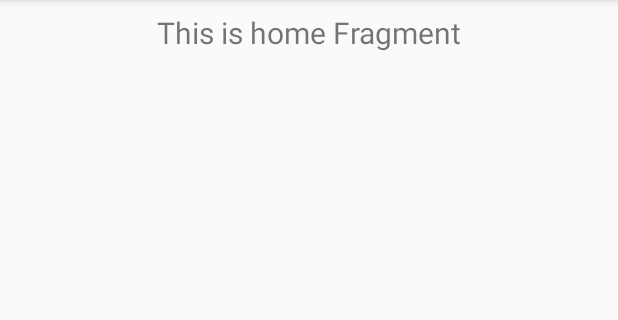
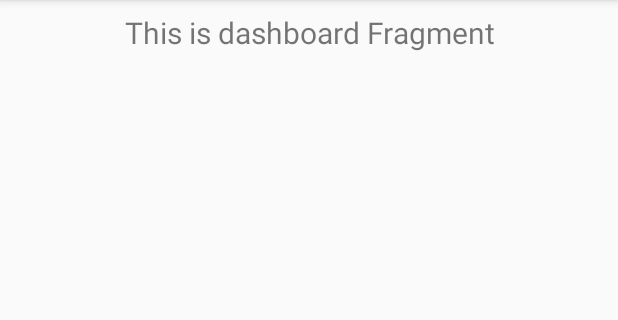
Before and after one commit to JoeRakhimov/SmartExpensesAndroid, an Android app: the fragment DashboardFragment shown on its own in the app's theme, on a phone screen of 412 x 824 dp, the part 84-404 px from its top. Run offline under Robolectric (Android 15) with nearby library versions, the phone set to English and light mode, and no system bars.

Commit message:
commit before starting navigation

```diff
--- a/app/src/main/AndroidManifest.xml
+++ b/app/src/main/AndroidManifest.xml
@@ -15,10 +15,14 @@
             android:label="@string/app_name"
             android:screenOrientation="portrait"
             android:theme="@style/AppTheme.NoActionBar">
+
             <intent-filter>
                 <action android:name="android.intent.action.MAIN" />
                 <category android:name="android.intent.category.LAUNCHER" />
             </intent-filter>
+
+            <nav-graph android:value="@navigation/auth_navigation" />
+
         </activity>
         <activity
             android:name=".screen.signin.SignInActivity"
@@ -27,7 +31,7 @@
         <activity android:name=".screen.signup.SignUpActivity"
             android:label="@string/register">
         </activity>
-        <activity android:name=".main.MainActivity" />
+        <activity android:name="com.joerakhimov.smartexpenses.screen.main.MainActivity" />
     </application>
 
 </manifest>
--- a/app/src/main/java/com/joerakhimov/smartexpenses/screen/launcher/LauncherActivity.kt
+++ b/app/src/main/java/com/joerakhimov/smartexpenses/screen/launcher/LauncherActivity.kt
@@ -4,7 +4,6 @@ import android.content.Intent
 import androidx.appcompat.app.AppCompatActivity
 import android.os.Bundle
 import com.joerakhimov.smartexpenses.R
-import com.joerakhimov.smartexpenses.main.MainActivity
 import com.joerakhimov.smartexpenses.screen.signin.SignInActivity
 import com.joerakhimov.smartexpenses.screen.signup.SignUpActivity
 import kotlinx.android.synthetic.main.activity_launcher.*
--- a/app/src/main/java/com/joerakhimov/smartexpenses/main/MainActivity.kt
+++ b/app/src/main/java/com/joerakhimov/smartexpenses/screen/main/MainActivity.kt
@@ -1,11 +1,10 @@
-package com.joerakhimov.smartexpenses.main
+package com.joerakhimov.smartexpenses.screen.main
 
 import android.os.Bundle
 import com.google.android.material.bottomnavigation.BottomNavigationView
 import androidx.appcompat.app.AppCompatActivity
 import androidx.navigation.findNavController
 import androidx.navigation.ui.AppBarConfiguration
-import androidx.navigation.ui.setupActionBarWithNavController
 import androidx.navigation.ui.setupWithNavController
 import com.joerakhimov.smartexpenses.R
 
--- a/app/src/main/java/com/joerakhimov/smartexpenses/main/ui/home/HomeFragment.kt
+++ b/app/src/main/java/com/joerakhimov/smartexpenses/screen/main/ui/dashboard/DashboardFragment.kt
@@ -1,4 +1,4 @@
-package com.joerakhimov.smartexpenses.main.ui.home
+package com.joerakhimov.smartexpenses.screen.main.ui.dashboard
 
 import android.os.Bundle
 import android.view.LayoutInflater
@@ -10,20 +10,20 @@ import androidx.lifecycle.Observer
 import androidx.lifecycle.ViewModelProviders
 import com.joerakhimov.smartexpenses.R
 
-class HomeFragment : Fragment() {
+class DashboardFragment : Fragment() {
 
-    private lateinit var homeViewModel: HomeViewModel
+    private lateinit var dashboardViewModel: DashboardViewModel
 
     override fun onCreateView(
             inflater: LayoutInflater,
             container: ViewGroup?,
             savedInstanceState: Bundle?
     ): View? {
-        homeViewModel =
-                ViewModelProviders.of(this).get(HomeViewModel::class.java)
-        val root = inflater.inflate(R.layout.fragment_home, container, false)
-        val textView: TextView = root.findViewById(R.id.text_home)
-        homeViewModel.text.observe(this, Observer {
+        dashboardViewModel =
+                ViewModelProviders.of(this).get(DashboardViewModel::class.java)
+        val root = inflater.inflate(R.layout.fragment_dashboard, container, false)
+        val textView: TextView = root.findViewById(R.id.text_dashboard)
+        dashboardViewModel.text.observe(this, Observer {
             textView.text = it
         })
         return root
--- a/app/src/main/java/com/joerakhimov/smartexpenses/main/ui/home/HomeViewModel.kt
+++ b/app/src/main/java/com/joerakhimov/smartexpenses/screen/main/ui/dashboard/DashboardViewModel.kt
@@ -1,13 +1,13 @@
-package com.joerakhimov.smartexpenses.main.ui.home
+package com.joerakhimov.smartexpenses.screen.main.ui.dashboard
 
 import androidx.lifecycle.LiveData
 import androidx.lifecycle.MutableLiveData
 import androidx.lifecycle.ViewModel
 
-class HomeViewModel : ViewModel() {
+class DashboardViewModel : ViewModel() {
 
     private val _text = MutableLiveData<String>().apply {
-        value = "This is home Fragment"
+        value = "This is dashboard Fragment"
     }
     val text: LiveData<String> = _text
 }
--- a/app/src/main/java/com/joerakhimov/smartexpenses/main/ui/dashboard/DashboardViewModel.kt
+++ b/app/src/main/java/com/joerakhimov/smartexpenses/screen/main/ui/home/HomeViewModel.kt
@@ -1,13 +1,13 @@
-package com.joerakhimov.smartexpenses.main.ui.dashboard
+package com.joerakhimov.smartexpenses.screen.main.ui.home
 
 import androidx.lifecycle.LiveData
 import androidx.lifecycle.MutableLiveData
 import androidx.lifecycle.ViewModel
 
-class DashboardViewModel : ViewModel() {
+class HomeViewModel : ViewModel() {
 
     private val _text = MutableLiveData<String>().apply {
-        value = "This is dashboard Fragment"
+        value = "This is home Fragment"
     }
     val text: LiveData<String> = _text
 }
--- a/app/src/main/java/com/joerakhimov/smartexpenses/main/ui/notifications/NotificationsFragment.kt
+++ b/app/src/main/java/com/joerakhimov/smartexpenses/screen/main/ui/notifications/NotificationsFragment.kt
@@ -1,4 +1,4 @@
-package com.joerakhimov.smartexpenses.main.ui.notifications
+package com.joerakhimov.smartexpenses.screen.main.ui.notifications
 
 import android.os.Bundle
 import android.view.LayoutInflater
--- a/app/src/main/java/com/joerakhimov/smartexpenses/main/ui/notifications/NotificationsViewModel.kt
+++ b/app/src/main/java/com/joerakhimov/smartexpenses/screen/main/ui/notifications/NotificationsViewModel.kt
@@ -1,4 +1,4 @@
-package com.joerakhimov.smartexpenses.main.ui.notifications
+package com.joerakhimov.smartexpenses.screen.main.ui.notifications
 
 import androidx.lifecycle.LiveData
 import androidx.lifecycle.MutableLiveData
--- a/app/src/main/java/com/joerakhimov/smartexpenses/screen/signin/SignInActivity.kt
+++ b/app/src/main/java/com/joerakhimov/smartexpenses/screen/signin/SignInActivity.kt
@@ -1,12 +1,10 @@
 package com.joerakhimov.smartexpenses.screen.signin
 
 import android.content.Intent
-import androidx.appcompat.app.AppCompatActivity
 import android.os.Bundle
-import android.view.MenuItem
 import com.joerakhimov.smartexpenses.R
 import com.joerakhimov.smartexpenses.base.BaseActivity
-import com.joerakhimov.smartexpenses.main.MainActivity
+import com.joerakhimov.smartexpenses.screen.main.MainActivity
 import kotlinx.android.synthetic.main.activity_sign_in.*
 
 class SignInActivity : BaseActivity() {
--- a/app/src/main/java/com/joerakhimov/smartexpenses/screen/signup/SignUpActivity.kt
+++ b/app/src/main/java/com/joerakhimov/smartexpenses/screen/signup/SignUpActivity.kt
@@ -1,11 +1,10 @@
 package com.joerakhimov.smartexpenses.screen.signup
 
 import android.content.Intent
-import androidx.appcompat.app.AppCompatActivity
 import android.os.Bundle
 import com.joerakhimov.smartexpenses.R
 import com.joerakhimov.smartexpenses.base.BaseActivity
-import com.joerakhimov.smartexpenses.main.MainActivity
+import com.joerakhimov.smartexpenses.screen.main.MainActivity
 import kotlinx.android.synthetic.main.activity_sign_up.*
 
 class SignUpActivity : BaseActivity() {
--- a/app/src/main/res/navigation/mobile_navigation.xml
+++ b/app/src/main/res/navigation/mobile_navigation.xml
@@ -7,19 +7,20 @@
 
     <fragment
         android:id="@+id/navigation_home"
-        android:name="com.joerakhimov.smartexpenses.main.ui.home.HomeFragment"
+        android:name="com.joerakhimov.smartexpenses.screen.main.ui.home.HomeFragment"
         android:label="@string/title_home"
         tools:layout="@layout/fragment_home" />
 
     <fragment
         android:id="@+id/navigation_dashboard"
-        android:name="com.joerakhimov.smartexpenses.main.ui.dashboard.DashboardFragment"
+        android:name="com.joerakhimov.smartexpenses.screen.main.ui.dashboard.DashboardFragment"
         android:label="@string/title_dashboard"
         tools:layout="@layout/fragment_dashboard" />
 
     <fragment
         android:id="@+id/navigation_notifications"
-        android:name="com.joerakhimov.smartexpenses.main.ui.notifications.NotificationsFragment"
+        android:name="com.joerakhimov.smartexpenses.screen.main.ui.notifications.NotificationsFragment"
         android:label="@string/title_notifications"
         tools:layout="@layout/fragment_notifications" />
+
 </navigation>
```
Also changed, not shown: app/src/main/java/com/joerakhimov/smartexpenses/screen/main/ui/home/HomeFragment.kt (renamed from app/src/main/java/com/joerakhimov/smartexpenses/main/ui/dashboard/DashboardFragment.kt, +8 -8 lines), app/src/main/java/com/joerakhimov/smartexpenses/view/input/SmartInput.kt (+10 -1 lines), app/src/main/res/navigation/auth_navigation.xml (added, +7 -0 lines).
